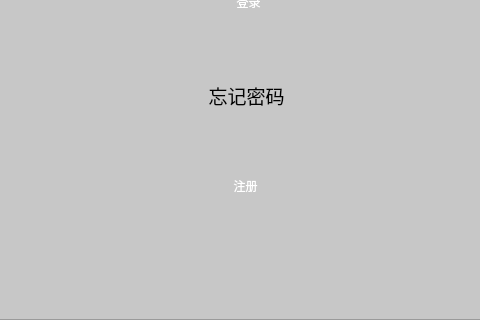
This is loginwindow.ui in trv3wood/AccountSystem-Demo as Qt 5 draws it before an edit; both pictures show x 155 to 635 and y 605 to 925 of the 790 by 925 pixel window. The edited form follows.
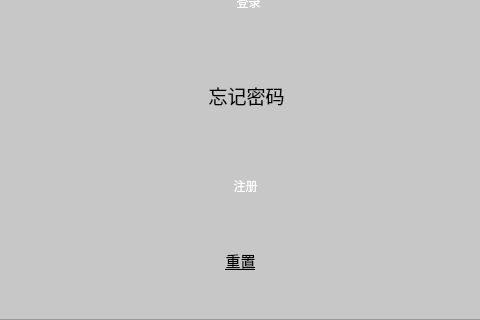
This is the edited form. Icons and pictures are not drawn.

Commit message: clear_button

Patch:
```diff
--- a/loginwindow.ui
+++ b/loginwindow.ui
@@ -66,7 +66,12 @@
     padding: 10px;              /* 设置内边距，保持文本与边框的距离 */
 	font: 14pt &quot;Microsoft YaHei UI&quot;;
 }
-</string>
+#clear_button{
+	font: 11pt &quot;Microsoft YaHei UI&quot;;
+	test_decoration: underline;
+	letter-spacing:4;
+
+}</string>
   </property>
   <widget class="QWidget" name="centralwidget">
    <property name="styleSheet">
@@ -93,6 +98,11 @@
       <height>0</height>
      </size>
     </property>
+    <property name="font">
+     <font>
+      <underline>true</underline>
+     </font>
+    </property>
     <property name="styleSheet">
      <string notr="true"/>
     </property>
@@ -158,7 +168,7 @@
       <string>注册</string>
      </property>
     </widget>
-    <widget class="QWidget" name="">
+    <widget class="QWidget" name="layoutWidget">
      <property name="geometry">
       <rect>
        <x>240</x>
@@ -301,6 +311,28 @@
       </item>
      </layout>
     </widget>
+    <widget class="QPushButton" name="clear_button">
+     <property name="geometry">
+      <rect>
+       <x>330</x>
+       <y>850</y>
+       <width>131</width>
+       <height>31</height>
+      </rect>
+     </property>
+     <property name="font">
+      <font>
+       <family>Microsoft YaHei UI</family>
+       <pointsize>11</pointsize>
+       <italic>false</italic>
+       <bold>false</bold>
+       <underline>true</underline>
+      </font>
+     </property>
+     <property name="text">
+      <string>重置</string>
+     </property>
+    </widget>
    </widget>
   </widget>
  </widget>
```
The commit also changes 2 other files.
